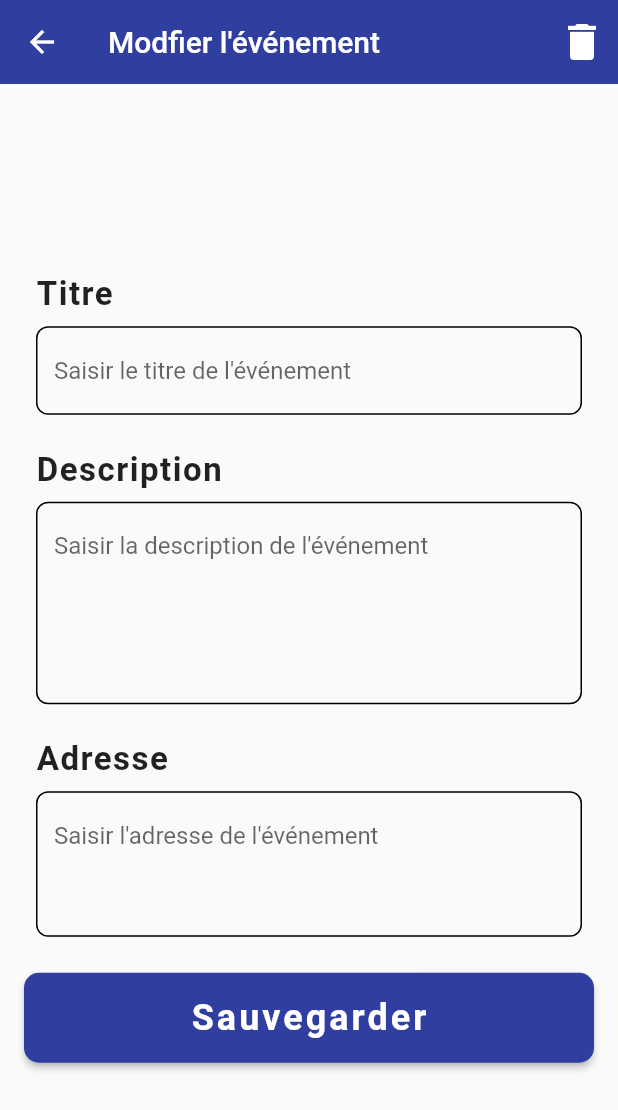
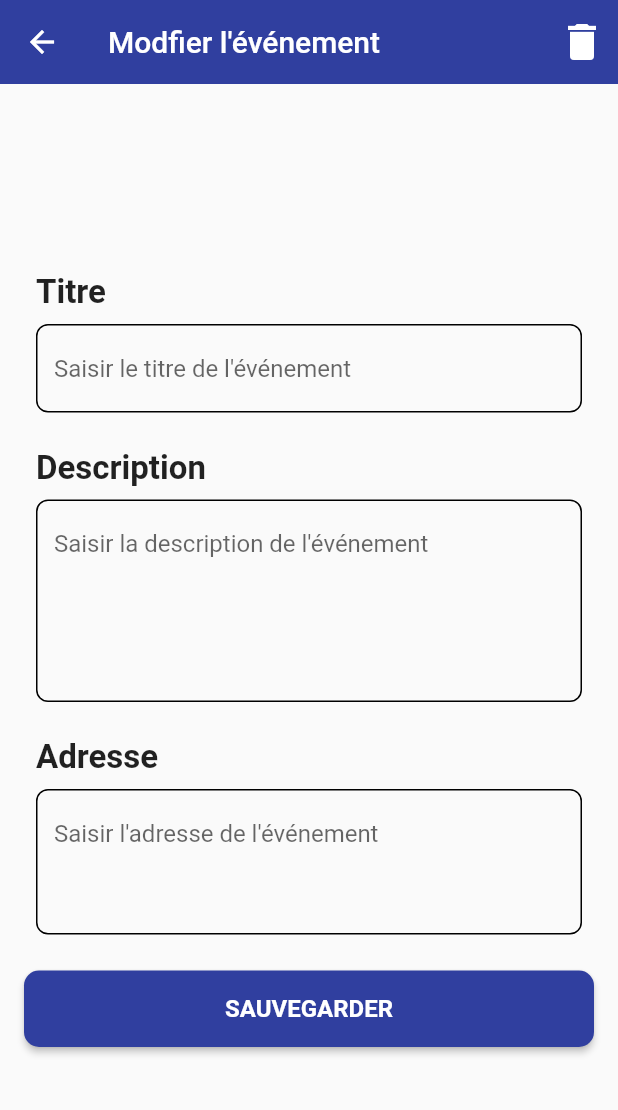
Before and after one commit to BachENSIM/iZiBadge, a Flutter app: the EditScreen screen opened directly with empty values, on a phone screen of 412 x 824 dp. Shown: the top 1110 px of the screen. Run offline on Flutter 3.47's test engine with Material 2 defaults, Android fonts, the phone set to English and light mode, and no system bars; our stand-ins replace cloud_firestore, firebase_auth, firebase_core, getwidget, qr_flutter; missing offline and left inert: qr_code_scanner; accounts and stored records are empty.

Commit message:
Interface changes (fonts + colors + time picker)

```diff
--- a/lib/components/custom_form_field.dart
+++ b/lib/components/custom_form_field.dart
@@ -53,35 +53,35 @@ class CustomFormField extends StatelessWidget {
         // labelStyle: TextStyle(color: CustomColors.accentLight),
         hintText: _hint,
         hintStyle: TextStyle(
-            //color: CustomColors.textPrimary.withOpacity(0.5),
+            // color: CustomColors.primaryText.withOpacity(0.5),
             ),
-        errorStyle: TextStyle(
+        errorStyle: const TextStyle(
           color: Colors.redAccent,
           fontWeight: FontWeight.bold,
         ),
         focusedBorder: OutlineInputBorder(
           borderRadius: BorderRadius.circular(8.0),
-          borderSide: BorderSide(
+          borderSide: const BorderSide(
             //color: CustomColors.accentDark,
             width: 2,
           ),
         ),
         enabledBorder: OutlineInputBorder(
           borderRadius: BorderRadius.circular(8.0),
-          borderSide: BorderSide(
+          borderSide: const BorderSide(
               //color: CustomColors.textPrimary.withOpacity(0.5),
               ),
         ),
         errorBorder: OutlineInputBorder(
           borderRadius: BorderRadius.circular(8.0),
-          borderSide: BorderSide(
+          borderSide: const BorderSide(
             color: Colors.redAccent,
             width: 2,
           ),
         ),
         focusedErrorBorder: OutlineInputBorder(
           borderRadius: BorderRadius.circular(8.0),
-          borderSide: BorderSide(
+          borderSide: const BorderSide(
             color: Colors.redAccent,
             width: 2,
           ),
--- a/lib/components/edit_item_form.dart
+++ b/lib/components/edit_item_form.dart
@@ -97,17 +97,17 @@ class _EditItemFormState extends State<EditItemForm> {
               child: Column(
                 crossAxisAlignment: CrossAxisAlignment.start,
                 children: [
-                  const SizedBox(height: 12.0), //invisible box
+                  // const SizedBox(height: 12.0), //invisible box
                   const Text(
                     'Titre',
                     style: TextStyle(
                       //color: CustomColors.textPrimary,
                       fontSize: 22.0,
-                      letterSpacing: 1,
+                      // letterSpacing: 1,
                       fontWeight: FontWeight.bold,
                     ),
                   ),
-                  SizedBox(height: 8.0),
+                  const SizedBox(height: 8.0),
                   CustomFormField(
                     isLabelEnabled: false,
                     controller: _titleCtl,
@@ -120,17 +120,17 @@ class _EditItemFormState extends State<EditItemForm> {
                     label: 'Titre',
                     hint: "Saisir le titre de l'événement",
                   ),
-                  SizedBox(height: 24.0),
+                  const SizedBox(height: 24.0),
                   const Text(
                     'Description',
                     style: TextStyle(
                       //color: CustomColors.textPrimary,
                       fontSize: 22.0,
-                      letterSpacing: 1,
+                      // letterSpacing: 1,
                       fontWeight: FontWeight.bold,
                     ),
                   ),
-                  SizedBox(height: 8.0),
+                  const SizedBox(height: 8.0),
                   CustomFormField(
                     maxLines: 5,
                     isLabelEnabled: false,
@@ -144,17 +144,17 @@ class _EditItemFormState extends State<EditItemForm> {
                     label: 'Description',
                     hint: "Saisir la description de l'événement",
                   ),
-                  SizedBox(height: 24.0),
+                  const SizedBox(height: 24.0),
                   const Text(
                     'Adresse',
                     style: TextStyle(
                       //color: CustomColors.textPrimary,
                       fontSize: 22.0,
-                      letterSpacing: 1,
+                      // letterSpacing: 1,
                       fontWeight: FontWeight.bold,
                     ),
                   ),
-                  SizedBox(height: 8.0),
+                  const SizedBox(height: 8.0),
                   CustomFormField(
                     maxLines: 3,
                     isLabelEnabled: false,
@@ -380,14 +380,14 @@ class _EditItemFormState extends State<EditItemForm> {
                         }
                       },
                       child: const Padding(
-                        padding: EdgeInsets.only(top: 16.0, bottom: 16.0),
+                        padding: EdgeInsets.only(top: 16, bottom: 16),
                         child: Text(
-                          "Sauvegarder",
+                          "SAUVEGARDER",
                           style: TextStyle(
-                            fontSize: 24,
+                            fontSize: 16,
                             fontWeight: FontWeight.bold,
                             //color: CustomColors.textPrimary,
-                            letterSpacing: 2,
+                            // letterSpacing: 2,
                           ),
                         ),
                       ),
--- a/lib/screens/edit_listUser_screen.dart
+++ b/lib/screens/edit_listUser_screen.dart
@@ -20,7 +20,7 @@ class _EditListUserScreenState extends State<EditListUserScreen> {
       appBar: AppBar(
         //elevation: 0,
         //backgroundColor: CustomColors.backgroundDark,
-        title: const Text("Modification la liste"),
+        title: const Text("Modifier la liste"),
         //AppBarTitle()
         centerTitle: true,
         leadingWidth: 100,
@@ -30,7 +30,7 @@ class _EditListUserScreenState extends State<EditListUserScreen> {
             label: const Text("",
                 style: TextStyle(
                   fontSize: 16,
-                  fontWeight: FontWeight.w700,
+                  // fontWeight: FontWeight.w700,
                   //color: CustomColors.secondaryText,
                 )),
             style: ElevatedButton.styleFrom(
```
Also changed, not shown: lib/components/add_item_form_v2.dart (+2 -9 lines), lib/components/edit_gr_form.dart (+6 -5 lines), lib/components/edit_lst_user_form.dart (+29 -35 lines), lib/components/item_list_test.dart (+15 -17 lines), lib/main.dart (+4 -5 lines), lib/screens/edit_group_screen.dart (+4 -4 lines).
